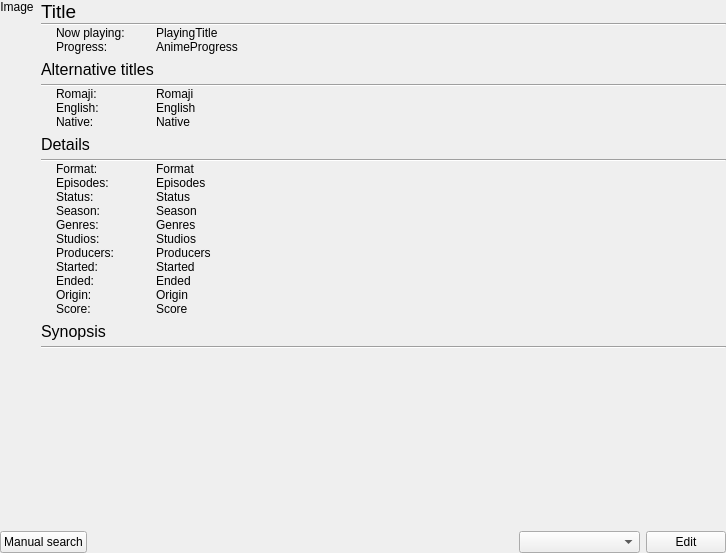
nisemono0/AniTrack, file src/gui/pages/recognition_now_playing_widget.ui: the form before one commit.
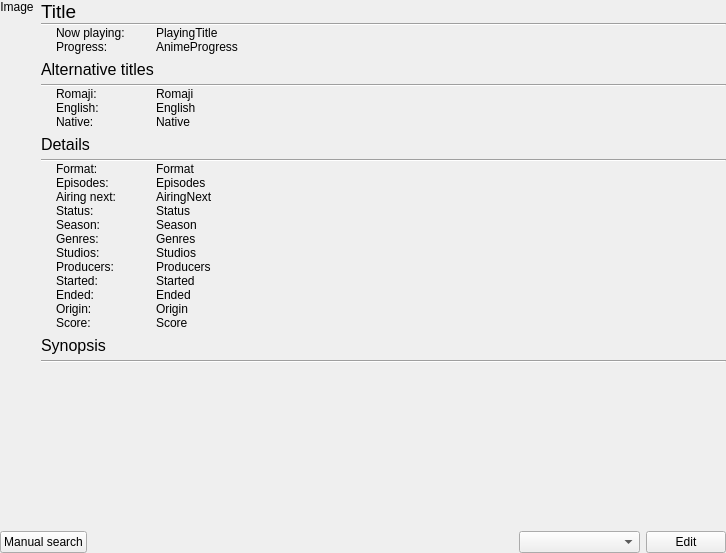
The form after the commit. Custom widgets are drawn as their Qt base class.

Commit message: feat: display next airing episode info in now playing page and info dialog

```diff
--- a/src/gui/pages/recognition_now_playing_widget.ui
+++ b/src/gui/pages/recognition_now_playing_widget.ui
@@ -390,16 +390,66 @@
            <property name="spacing">
             <number>0</number>
            </property>
-           <item row="7" column="1">
-            <widget class="QLabel" name="labelStarted">
+           <item row="9" column="0">
+            <widget class="QLabel" name="label_16">
              <property name="sizePolicy">
+              <sizepolicy hsizetype="Maximum" vsizetype="Maximum">
+               <horstretch>0</horstretch>
+               <verstretch>0</verstretch>
+              </sizepolicy>
+             </property>
+             <property name="minimumSize">
+              <size>
+               <width>100</width>
+               <height>0</height>
+              </size>
+             </property>
+             <property name="text">
+              <string>Ended:</string>
+             </property>
+             <property name="wordWrap">
+              <bool>true</bool>
+             </property>
+             <property name="textInteractionFlags">
+              <set>Qt::TextInteractionFlag::NoTextInteraction</set>
+             </property>
+            </widget>
+           </item>
+           <item row="8" column="0">
+            <widget class="QLabel" name="label_15">
+             <property name="sizePolicy">
+              <sizepolicy hsizetype="Maximum" vsizetype="Maximum">
+               <horstretch>0</horstretch>
+               <verstretch>0</verstretch>
+              </sizepolicy>
+             </property>
+             <property name="minimumSize">
+              <size>
+               <width>100</width>
+               <height>0</height>
+              </size>
+             </property>
+             <property name="text">
+              <string>Started:</string>
+             </property>
+             <property name="wordWrap">
+              <bool>true</bool>
+             </property>
+             <property name="textInteractionFlags">
+              <set>Qt::TextInteractionFlag::NoTextInteraction</set>
+             </property>
+            </widget>
+           </item>
+           <item row="5" column="1">
+            <widget class="QLabel" name="labelGenres">
+             <property name="sizePolicy">
               <sizepolicy hsizetype="Preferred" vsizetype="Preferred">
                <horstretch>0</horstretch>
                <verstretch>0</verstretch>
               </sizepolicy>
              </property>
              <property name="text">
-              <string>Started</string>
+              <string>Genres</string>
              </property>
              <property name="wordWrap">
               <bool>true</bool>
@@ -409,7 +459,26 @@
              </property>
             </widget>
            </item>
-           <item row="5" column="0">
+           <item row="9" column="1">
+            <widget class="QLabel" name="labelEnded">
+             <property name="sizePolicy">
+              <sizepolicy hsizetype="Preferred" vsizetype="Preferred">
+               <horstretch>0</horstretch>
+               <verstretch>0</verstretch>
+              </sizepolicy>
+             </property>
+             <property name="text">
+              <string>Ended</string>
+             </property>
+             <property name="wordWrap">
+              <bool>true</bool>
+             </property>
+             <property name="textInteractionFlags">
+              <set>Qt::TextInteractionFlag::LinksAccessibleByMouse|Qt::TextInteractionFlag::TextSelectableByMouse</set>
+             </property>
+            </widget>
+           </item>
+           <item row="6" column="0">
             <widget class="QLabel" name="label_6">
              <property name="sizePolicy">
               <sizepolicy hsizetype="Maximum" vsizetype="Maximum">
@@ -434,8 +503,8 @@
              </property>
             </widget>
            </item>
-           <item row="3" column="0">
-            <widget class="QLabel" name="label_4">
+           <item row="1" column="0">
+            <widget class="QLabel" name="label_2">
              <property name="sizePolicy">
               <sizepolicy hsizetype="Maximum" vsizetype="Maximum">
                <horstretch>0</horstretch>
@@ -449,7 +518,7 @@
               </size>
              </property>
              <property name="text">
-              <string>Season:</string>
+              <string>Episodes:</string>
              </property>
              <property name="wordWrap">
               <bool>true</bool>
@@ -459,8 +528,8 @@
              </property>
             </widget>
            </item>
-           <item row="0" column="1">
-            <widget class="QLabel" name="labelFormat">
+           <item row="7" column="1">
+            <widget class="QLabel" name="labelProducers">
              <property name="sizePolicy">
               <sizepolicy hsizetype="Preferred" vsizetype="Preferred">
                <horstretch>0</horstretch>
@@ -468,7 +537,7 @@
               </sizepolicy>
              </property>
              <property name="text">
-              <string>Format</string>
+              <string>Producers</string>
              </property>
              <property name="wordWrap">
               <bool>true</bool>
@@ -478,57 +547,7 @@
              </property>
             </widget>
            </item>
-           <item row="2" column="0">
-            <widget class="QLabel" name="label_3">
-             <property name="sizePolicy">
-              <sizepolicy hsizetype="Maximum" vsizetype="Maximum">
-               <horstretch>0</horstretch>
-               <verstretch>0</verstretch>
-              </sizepolicy>
-             </property>
-             <property name="minimumSize">
-              <size>
-               <width>100</width>
-               <height>0</height>
-              </size>
-             </property>
-             <property name="text">
-              <string>Status:</string>
-             </property>
-             <property name="wordWrap">
-              <bool>true</bool>
-             </property>
-             <property name="textInteractionFlags">
-              <set>Qt::TextInteractionFlag::NoTextInteraction</set>
-             </property>
-            </widget>
-           </item>
-           <item row="10" column="0">
-            <widget class="QLabel" name="label_8">
-             <property name="sizePolicy">
-              <sizepolicy hsizetype="Maximum" vsizetype="Maximum">
-               <horstretch>0</horstretch>
-               <verstretch>0</verstretch>
-              </sizepolicy>
-             </property>
-             <property name="minimumSize">
-              <size>
-               <width>100</width>
-               <height>0</height>
-              </size>
-             </property>
-             <property name="text">
-              <string>Score:</string>
-             </property>
-             <property name="wordWrap">
-              <bool>true</bool>
-             </property>
-             <property name="textInteractionFlags">
-              <set>Qt::TextInteractionFlag::NoTextInteraction</set>
-             </property>
-            </widget>
-           </item>
-           <item row="3" column="1">
+           <item row="4" column="1">
             <widget class="QLabel" name="labelSeason">
              <property name="sizePolicy">
               <sizepolicy hsizetype="Preferred" vsizetype="Preferred">
@@ -547,7 +566,7 @@
              </property>
             </widget>
            </item>
-           <item row="9" column="1">
+           <item row="10" column="1">
             <widget class="QLabel" name="labelOrigin">
              <property name="sizePolicy">
               <sizepolicy hsizetype="Preferred" vsizetype="Preferred">
@@ -566,44 +585,6 @@
              </property>
             </widget>
            </item>
-           <item row="1" column="1">
-            <widget class="QLabel" name="labelEpisodes">
-             <property name="sizePolicy">
-              <sizepolicy hsizetype="Preferred" vsizetype="Preferred">
-               <horstretch>0</horstretch>
-               <verstretch>0</verstretch>
-              </sizepolicy>
-             </property>
-             <property name="text">
-              <string>Episodes</string>
-             </property>
-             <property name="wordWrap">
-              <bool>true</bool>
-             </property>
-             <property name="textInteractionFlags">
-              <set>Qt::TextInteractionFlag::LinksAccessibleByMouse|Qt::TextInteractionFlag::TextSelectableByMouse</set>
-             </property>
-            </widget>
-           </item>
-           <item row="10" column="1">
-            <widget class="QLabel" name="labelScore">
-             <property name="sizePolicy">
-              <sizepolicy hsizetype="Preferred" vsizetype="Preferred">
-               <horstretch>0</horstretch>
-               <verstretch>0</verstretch>
-              </sizepolicy>
-             </property>
-             <property name="text">
-              <string>Score</string>
-             </property>
-             <property name="wordWrap">
-              <bool>true</bool>
-             </property>
-             <property name="textInteractionFlags">
-              <set>Qt::TextInteractionFlag::LinksAccessibleByMouse|Qt::TextInteractionFlag::TextSelectableByMouse</set>
-             </property>
-            </widget>
-           </item>
            <item row="0" column="0">
             <widget class="QLabel" name="label">
              <property name="sizePolicy">
@@ -629,8 +610,8 @@
              </property>
             </widget>
            </item>
-           <item row="1" column="0">
-            <widget class="QLabel" name="label_2">
+           <item row="11" column="0">
+            <widget class="QLabel" name="label_8">
              <property name="sizePolicy">
               <sizepolicy hsizetype="Maximum" vsizetype="Maximum">
                <horstretch>0</horstretch>
@@ -644,7 +625,7 @@
               </size>
              </property>
              <property name="text">
-              <string>Episodes:</string>
+              <string>Score:</string>
              </property>
              <property name="wordWrap">
               <bool>true</bool>
@@ -654,8 +635,30 @@
              </property>
             </widget>
            </item>
-           <item row="7" column="0">
-            <widget class="QLabel" name="label_15">
+           <item row="6" column="1">
+            <widget class="QLabel" name="labelStudios">
+             <property name="sizePolicy">
+              <sizepolicy hsizetype="Preferred" vsizetype="Preferred">
+               <horstretch>0</horstretch>
+               <verstretch>0</verstretch>
+              </sizepolicy>
+             </property>
+             <property name="text">
+              <string>Studios</string>
+             </property>
+             <property name="wordWrap">
+              <bool>true</bool>
+             </property>
+             <property name="openExternalLinks">
+              <bool>true</bool>
+             </property>
+             <property name="textInteractionFlags">
+              <set>Qt::TextInteractionFlag::LinksAccessibleByMouse|Qt::TextInteractionFlag::TextSelectableByMouse</set>
+             </property>
+            </widget>
+           </item>
+           <item row="10" column="0">
+            <widget class="QLabel" name="label_17">
              <property name="sizePolicy">
               <sizepolicy hsizetype="Maximum" vsizetype="Maximum">
                <horstretch>0</horstretch>
@@ -669,7 +672,7 @@
               </size>
              </property>
              <property name="text">
-              <string>Started:</string>
+              <string>Origin:</string>
              </property>
              <property name="wordWrap">
               <bool>true</bool>
@@ -680,7 +683,7 @@
             </widget>
            </item>
            <item row="8" column="1">
-            <widget class="QLabel" name="labelEnded">
+            <widget class="QLabel" name="labelStarted">
              <property name="sizePolicy">
               <sizepolicy hsizetype="Preferred" vsizetype="Preferred">
                <horstretch>0</horstretch>
@@ -688,7 +691,7 @@
               </sizepolicy>
              </property>
              <property name="text">
-              <string>Ended</string>
+              <string>Started</string>
              </property>
              <property name="wordWrap">
               <bool>true</bool>
@@ -699,6 +702,56 @@
             </widget>
            </item>
            <item row="4" column="0">
+            <widget class="QLabel" name="label_4">
+             <property name="sizePolicy">
+              <sizepolicy hsizetype="Maximum" vsizetype="Maximum">
+               <horstretch>0</horstretch>
+               <verstretch>0</verstretch>
+              </sizepolicy>
+             </property>
+             <property name="minimumSize">
+              <size>
+               <width>100</width>
+               <height>0</height>
+              </size>
+             </property>
+             <property name="text">
+              <string>Season:</string>
+             </property>
+             <property name="wordWrap">
+              <bool>true</bool>
+             </property>
+             <property name="textInteractionFlags">
+              <set>Qt::TextInteractionFlag::NoTextInteraction</set>
+             </property>
+            </widget>
+           </item>
+           <item row="3" column="0">
+            <widget class="QLabel" name="label_3">
+             <property name="sizePolicy">
+              <sizepolicy hsizetype="Maximum" vsizetype="Maximum">
+               <horstretch>0</horstretch>
+               <verstretch>0</verstretch>
+              </sizepolicy>
+             </property>
+             <property name="minimumSize">
+              <size>
+               <width>100</width>
+               <height>0</height>
+              </size>
+             </property>
+             <property name="text">
+              <string>Status:</string>
+             </property>
+             <property name="wordWrap">
+              <bool>true</bool>
+             </property>
+             <property name="textInteractionFlags">
+              <set>Qt::TextInteractionFlag::NoTextInteraction</set>
+             </property>
+            </widget>
+           </item>
+           <item row="5" column="0">
             <widget class="QLabel" name="label_5">
              <property name="sizePolicy">
               <sizepolicy hsizetype="Maximum" vsizetype="Maximum">
@@ -723,8 +776,8 @@
              </property>
             </widget>
            </item>
-           <item row="6" column="1">
-            <widget class="QLabel" name="labelProducers">
+           <item row="1" column="1">
+            <widget class="QLabel" name="labelEpisodes">
              <property name="sizePolicy">
               <sizepolicy hsizetype="Preferred" vsizetype="Preferred">
                <horstretch>0</horstretch>
@@ -732,12 +785,28 @@
               </sizepolicy>
              </property>
              <property name="text">
-              <string>Producers</string>
+              <string>Episodes</string>
              </property>
              <property name="wordWrap">
               <bool>true</bool>
              </property>
-             <property name="openExternalLinks">
+             <property name="textInteractionFlags">
+              <set>Qt::TextInteractionFlag::LinksAccessibleByMouse|Qt::TextInteractionFlag::TextSelectableByMouse</set>
+             </property>
+            </widget>
+           </item>
+           <item row="11" column="1">
+            <widget class="QLabel" name="labelScore">
+             <property name="sizePolicy">
+              <sizepolicy hsizetype="Preferred" vsizetype="Preferred">
+               <horstretch>0</horstretch>
+               <verstretch>0</verstretch>
+              </sizepolicy>
+             </property>
+             <property name="text">
+              <string>Score</string>
+             </property>
+             <property name="wordWrap">
               <bool>true</bool>
              </property>
              <property name="textInteractionFlags">
@@ -745,7 +814,26 @@
              </property>
             </widget>
            </item>
-           <item row="6" column="0">
+           <item row="3" column="1">
+            <widget class="QLabel" name="labelStatus">
+             <property name="sizePolicy">
+              <sizepolicy hsizetype="Preferred" vsizetype="Preferred">
+               <horstretch>0</horstretch>
+               <verstretch>0</verstretch>
+              </sizepolicy>
+             </property>
+             <property name="text">
+              <string>Status</string>
+             </property>
+             <property name="wordWrap">
+              <bool>true</bool>
+             </property>
+             <property name="textInteractionFlags">
+              <set>Qt::TextInteractionFlag::LinksAccessibleByMouse|Qt::TextInteractionFlag::TextSelectableByMouse</set>
+             </property>
+            </widget>
+           </item>
+           <item row="7" column="0">
             <widget class="QLabel" name="label_7">
              <property name="sizePolicy">
               <sizepolicy hsizetype="Maximum" vsizetype="Maximum">
@@ -770,33 +858,8 @@
              </property>
             </widget>
            </item>
-           <item row="8" column="0">
-            <widget class="QLabel" name="label_16">
-             <property name="sizePolicy">
-              <sizepolicy hsizetype="Maximum" vsizetype="Maximum">
-               <horstretch>0</horstretch>
-               <verstretch>0</verstretch>
-              </sizepolicy>
-             </property>
-             <property name="minimumSize">
-              <size>
-               <width>100</width>
-               <height>0</height>
-              </size>
-             </property>
-             <property name="text">
-              <string>Ended:</string>
-             </property>
-             <property name="wordWrap">
-              <bool>true</bool>
-             </property>
-             <property name="textInteractionFlags">
-              <set>Qt::TextInteractionFlag::NoTextInteraction</set>
-             </property>
-            </widget>
-           </item>
-           <item row="4" column="1">
-            <widget class="QLabel" name="labelGenres">
+           <item row="0" column="1">
+            <widget class="QLabel" name="labelFormat">
              <property name="sizePolicy">
               <sizepolicy hsizetype="Preferred" vsizetype="Preferred">
                <horstretch>0</horstretch>
@@ -804,7 +867,7 @@
               </sizepolicy>
              </property>
              <property name="text">
-              <string>Genres</string>
+              <string>Format</string>
              </property>
              <property name="wordWrap">
               <bool>true</bool>
@@ -814,69 +877,17 @@
              </property>
             </widget>
            </item>
+           <item row="2" column="0">
+            <widget class="QLabel" name="label_19">
+             <property name="text">
+              <string>Airing next:</string>
+             </property>
+            </widget>
+           </item>
            <item row="2" column="1">
-            <widget class="QLabel" name="labelStatus">
-             <property name="sizePolicy">
-              <sizepolicy hsizetype="Preferred" vsizetype="Preferred">
-               <horstretch>0</horstretch>
-               <verstretch>0</verstretch>
-              </sizepolicy>
-             </property>
+            <widget class="QLabel" name="labelAiringNext">
              <property name="text">
-              <string>Status</string>
-             </property>
-             <property name="wordWrap">
-              <bool>true</bool>
-             </property>
-             <property name="textInteractionFlags">
-              <set>Qt::TextInteractionFlag::LinksAccessibleByMouse|Qt::TextInteractionFlag::TextSelectableByMouse</set>
-             </property>
-            </widget>
-           </item>
-           <item row="9" column="0">
-            <widget class="QLabel" name="label_17">
-             <property name="sizePolicy">
-              <sizepolicy hsizetype="Maximum" vsizetype="Maximum">
-               <horstretch>0</horstretch>
-               <verstretch>0</verstretch>
-              </sizepolicy>
-             </property>
-             <property name="minimumSize">
-              <size>
-               <width>100</width>
-               <height>0</height>
-              </size>
-             </property>
-             <property name="text">
-              <string>Origin:</string>
-             </property>
-             <property name="wordWrap">
-              <bool>true</bool>
-             </property>
-             <property name="textInteractionFlags">
-              <set>Qt::TextInteractionFlag::NoTextInteraction</set>
-             </property>
-            </widget>
-           </item>
-           <item row="5" column="1">
-            <widget class="QLabel" name="labelStudios">
-             <property name="sizePolicy">
-              <sizepolicy hsizetype="Preferred" vsizetype="Preferred">
-               <horstretch>0</horstretch>
-               <verstretch>0</verstretch>
-              </sizepolicy>
-             </property>
-             <property name="text">
-              <string>Studios</string>
-             </property>
-             <property name="wordWrap">
-              <bool>true</bool>
-             </property>
-             <property name="openExternalLinks">
-              <bool>true</bool>
-             </property>
-             <property name="textInteractionFlags">
-              <set>Qt::TextInteractionFlag::LinksAccessibleByMouse|Qt::TextInteractionFlag::TextSelectableByMouse</set>
+              <string>AiringNext</string>
              </property>
             </widget>
            </item>
```
Left out of the diff: 3 changed lines with no effect on the pictures. The commit also changes 3 other files.
